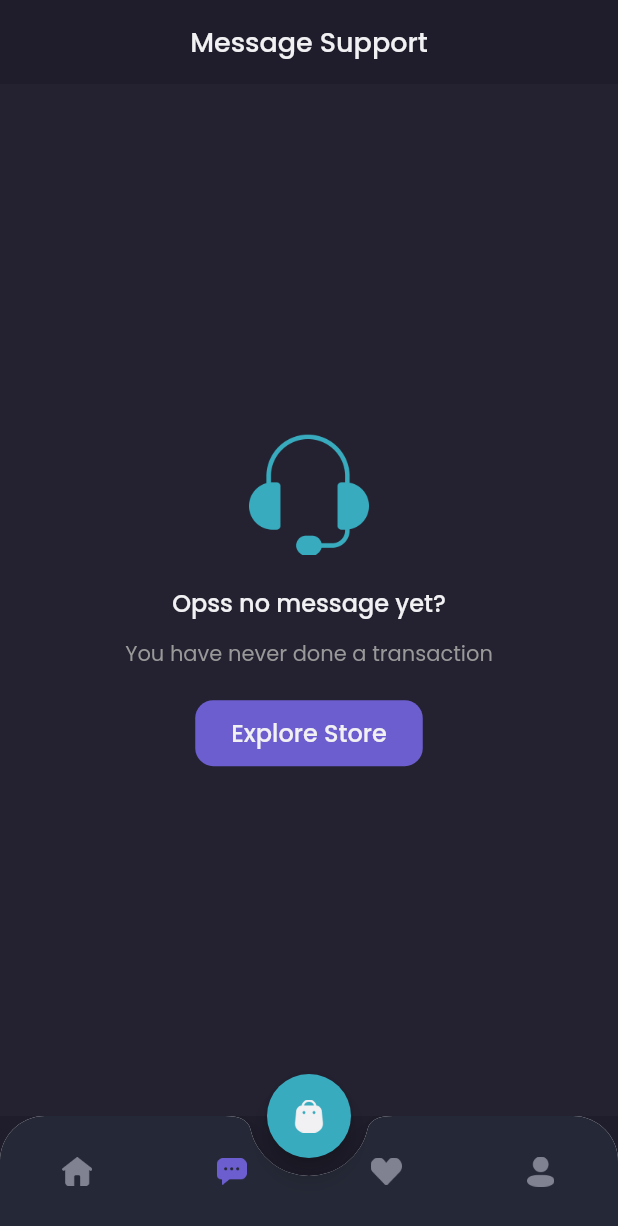
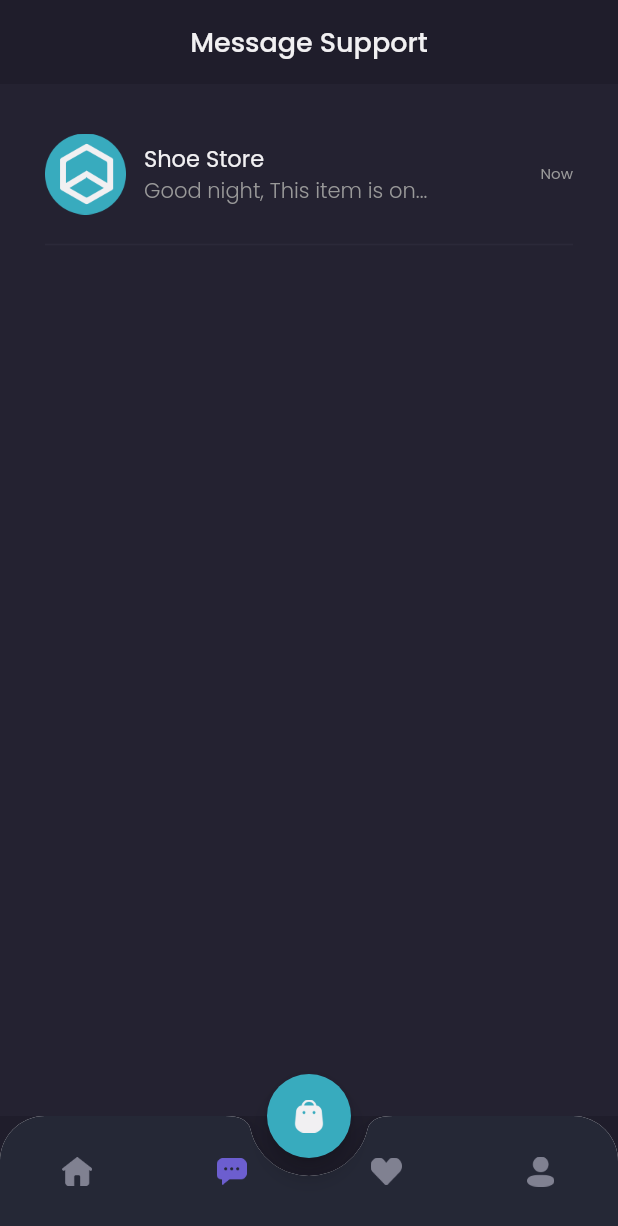
Before and after one commit to fathurzoy/shamo, a Flutter app: the MainPage screen opened by its route, item 2 of the bottom bar chosen, on a phone screen of 412 x 824 dp. Shown: the top 1226 px of the screen. Run offline on Flutter 3.47's test engine with Material 2 defaults, Android fonts, the phone set to English and light mode, and no system bars; our stand-ins replace google_fonts.

Commit message:
Chat Page Bagian Content

```diff
--- a/lib/pages/home/chat_page.dart
+++ b/lib/pages/home/chat_page.dart
@@ -1,5 +1,6 @@
 import 'package:flutter/material.dart';
 import 'package:shamo/theme.dart';
+import 'package:shamo/widgets/chat_tile.dart';
 
 class ChatPage extends StatelessWidget {
   const ChatPage({Key? key}) : super(key: key);
@@ -22,7 +23,7 @@ class ChatPage extends StatelessWidget {
       );
     }
 
-    Widget content() {
+    Widget emptyChat() {
       return Expanded(
         child: Container(
           width: double.infinity,
@@ -83,6 +84,19 @@ class ChatPage extends StatelessWidget {
       );
     }
 
+    Widget content() {
+      return Expanded(
+        child: Container(
+          width: double.infinity,
+          color: backgroundColor3,
+          child: ListView(
+            padding: EdgeInsets.symmetric(horizontal: defaultMargin),
+            children: [ChatTile()],
+          ),
+        ),
+      );
+    }
+
     return Column(
       children: [
         header(),
--- /dev/null
+++ b/lib/widgets/chat_tile.dart
@@ -0,0 +1,63 @@
+import 'package:flutter/material.dart';
+import 'package:shamo/theme.dart';
+
+class ChatTile extends StatelessWidget {
+  const ChatTile({Key? key}) : super(key: key);
+
+  @override
+  Widget build(BuildContext context) {
+    return Container(
+      margin: EdgeInsets.only(top: 33),
+      child: Column(
+        children: [
+          Row(
+            children: [
+              Image.asset(
+                'assets/image_shop_logo.png',
+                width: 54,
+              ),
+              SizedBox(
+                width: 12,
+              ),
+              Expanded(
+                child: Column(
+                  crossAxisAlignment: CrossAxisAlignment.start,
+                  children: [
+                    Text(
+                      "Shoe Store",
+                      style: primaryTextStyle.copyWith(
+                        fontSize: 15,
+                      ),
+                    ),
+                    Text(
+                      'Good night, This item is on...',
+                      style: secondaryTextStyle.copyWith(
+                        fontWeight: light,
+                      ),
+                      overflow: TextOverflow.ellipsis,
+                    ),
+                  ],
+                ),
+              ),
+              Text(
+                'Now',
+                style: secondaryTextStyle.copyWith(
+                  fontSize: 10,
+                ),
+              )
+            ],
+          ),
+          SizedBox(
+            height: 12,
+          ),
+          Divider(
+            thickness: 1,
+            color: Color(
+              0xff2b2939,
+            ),
+          )
+        ],
+      ),
+    );
+  }
+}
```
Also changed, not shown: pubspec.lock.
